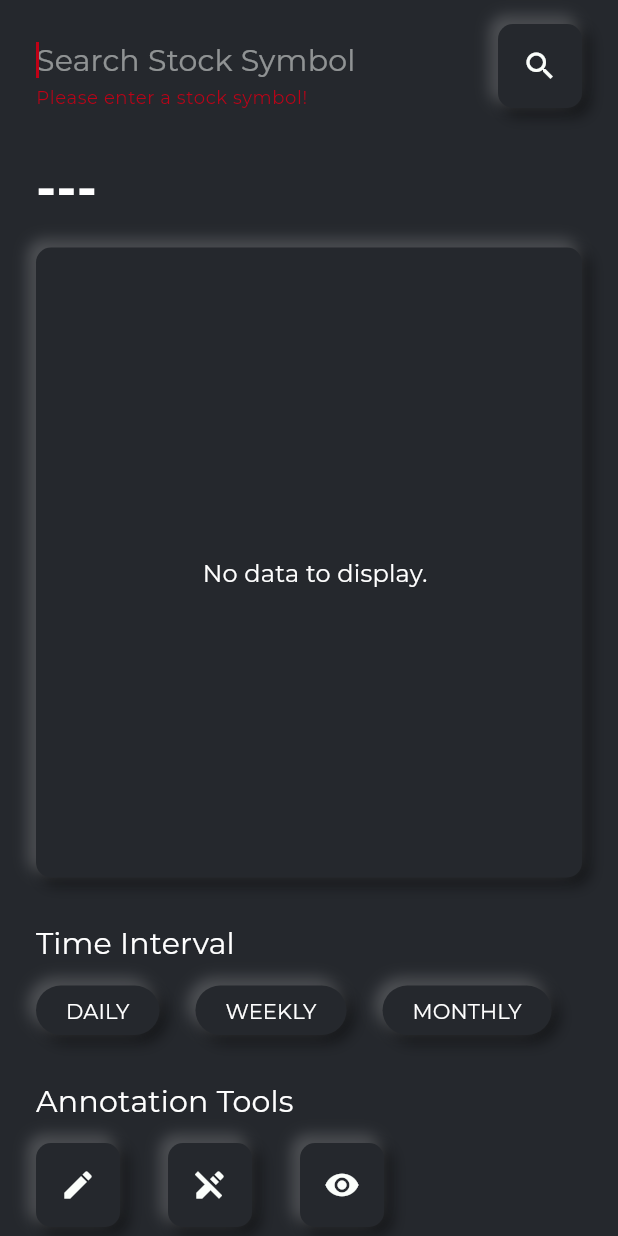
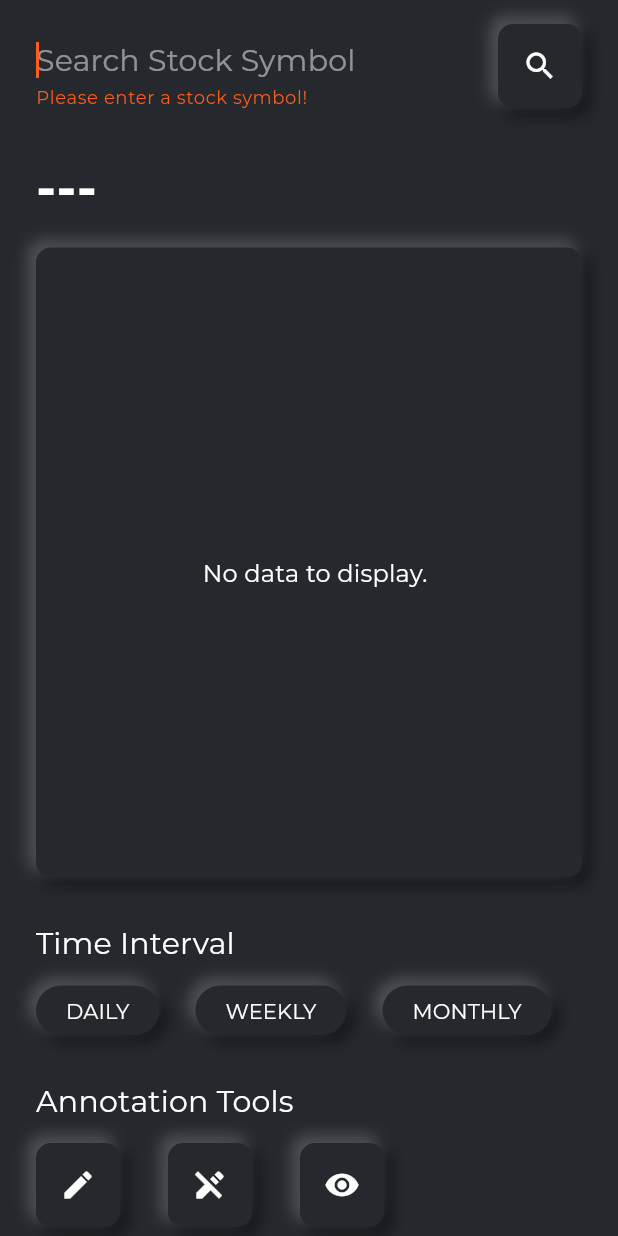
Before and after one commit to webclinic017/research-fin, a Flutter app: the screen it shows after launch, after a tap on the "search" icon, on a phone screen of 412 x 824 dp. Run offline on Flutter 3.47's test engine with Material 2 defaults, Android fonts, the phone set to English and light mode, and no system bars; network calls fail.

Commit message:
COMMIT SUMMARY
Version:
0.1.2+1 => 0.1.3+1

Changes:

1. => candlestick_chart_view.dart
      controller.dart
      home_screen.dart
      painter_params.dart
      stock_symbol_model.dart
      time_interval_button.dart
      1. Candlestick chart implemented.
      2. Daily, Weekly and Monthly data can be viewed.
      3. Stock symbols are validated before date is fetched.

```diff
--- a/lib/controller/controller.dart
+++ b/lib/controller/controller.dart
@@ -6,23 +6,47 @@ import 'package:http/http.dart' as http;
 import 'package:researchfin/models/stock_symbol_model.dart';
 
 class Controller with ChangeNotifier {
+  late http.Response responseDaily, responseWeekly, responseMonthly, responseSymbol;
+
+  String _function = 'not_specified';
+
   StockSymbolModel? _stockSymbolModel;
 
-  StockSymbolModel? get stockSymbolModel => _stockSymbolModel;
+  String get function => _function;
 
   Future<bool> getJsonViaHttp(String stockSymbol, String function) async {
-    Uri url = Uri.parse('https://www.alphavantage.co/query?function=$function&symbol=$stockSymbol&apikey=Y9JVN150E7U3U6ZV');
+    Uri daily = Uri.parse('https://www.alphavantage.co/query?function=TIME_SERIES_DAILY&symbol=$stockSymbol&outputsize=full&apikey=Y9JVN150E7U3U6ZV');
+    Uri weekly = Uri.parse('https://www.alphavantage.co/query?function=TIME_SERIES_WEEKLY&symbol=$stockSymbol&apikey=Y9JVN150E7U3U6ZV');
+    Uri monthly = Uri.parse('https://www.alphavantage.co/query?function=TIME_SERIES_MONTHLY&symbol=$stockSymbol&apikey=Y9JVN150E7U3U6ZV');
 
     try {
-      http.Response response = await http.get(url);
-      _stockSymbolModel = StockSymbolModel.fromJson(json.decode(response.body));
+      responseDaily = await http.get(daily);
+      responseWeekly = await http.get(weekly);
+      responseMonthly = await http.get(monthly);
+      // _stockSymbolModel = StockSymbolModel.fromJson(json.decode(responseDaily.body));
 
-      _stockSymbolModel!.candlestickData.forEach((element) {
-        print('Timestamp : ${element.timeStamp}\nOpen : ${element.open}\nClose : ${element.close}\nHigh : ${element.high}\nLow : ${element.low}\nVolume : ${element.volume}\n\n');
-      });
+      // _stockSymbolModel!.candlestickData.forEach((element) {
+      //   print('Timestamp : ${element.timeStamp}\nOpen : ${element.open}\nClose : ${element.close}\nHigh : ${element.high}\nLow : ${element.low}\nVolume : ${element.volume}\n\n');
+      // });
+
+      // _stockSymbolModel!.candlestickData.forEach((element) {
+      //   print('Timestamp : ${element.timeStamp}\nOpen : ${element.open}\nClose : ${element.close}\nHigh : ${element.high}\nLow : ${element.low}\nVolume : ${element.volume}\n\n');
+      // });
+      //
+      // _stockSymbolModel!.candlestickDataMonthly.forEach((element) {
+      //   print('Timestamp : ${element.timeStamp}\nOpen : ${element.open}\nClose : ${element.close}\nHigh : ${element.high}\nLow : ${element.low}\nVolume : ${element.volume}\n\n');
+      // });
+
+      _function = 'TIME_SERIES_DAILY';
+      // _function = 'TIME_SERIES_MONTHLY';
+      // _function = 'TIME_SERIES_WEEKLY';
 
       notifyListeners();
 
+      // if (stockSymbolModel!.metaData.symbol == stockSymbol)
+      //   return true;
+      // else
+      //   return false;
       return true;
     } catch (e) {
       print('Error while fetching data from https: $e');
@@ -30,4 +54,40 @@ class Controller with ChangeNotifier {
     }
     // return stockSymbolModel;
   }
+
+  StockSymbolModel? get stockSymbolModel {
+    if (_function.contains('TIME_SERIES_DAILY')) {
+      _stockSymbolModel = StockSymbolModel.fromJson(json.decode(responseDaily.body));
+    } else if (_function.contains('TIME_SERIES_WEEKLY')) {
+      _stockSymbolModel = StockSymbolModel.fromJson(json.decode(responseWeekly.body));
+    } else if (_function.contains('TIME_SERIES_MONTHLY')) {
+      _stockSymbolModel = StockSymbolModel.fromJson(json.decode(responseMonthly.body));
+    } else
+      return _stockSymbolModel;
+
+    return _stockSymbolModel;
+  }
+
+  void setFunction(String function) {
+    _function = function;
+
+    notifyListeners();
+  }
+
+  Future<bool> isSymbolValid(String stockSymbol) async {
+    Uri symbolUrl = Uri.parse('https://www.alphavantage.co/query?function=SYMBOL_SEARCH&keywords=$stockSymbol&apikey=Y9JVN150E7U3U6ZV');
+
+    try {
+      responseSymbol = await http.get(symbolUrl);
+      var sym = json.decode(responseSymbol.body);
+      if (Map.from(List.from(Map.from(sym).values.first).first).values.first.toString() == stockSymbol) {
+        // print(Map.from(List.from(Map.from(sym).values.first).first).values.first.toString().contains(stockSymbol));
+        return true;
+      } else
+        return false;
+    } catch (e) {
+      print('Error in retrieving symbol: $e');
+      return false;
+    }
+  }
 }
--- a/lib/models/meta_data_model.dart
+++ b/lib/models/meta_data_model.dart
@@ -21,11 +21,39 @@ class MetaDataModel {
     timeZone: json["5. Time Zone"],
   );
 
+  Map<String, dynamic> toJson() => {
+    "1. Information": information,
+    "2. Symbol": symbol,
+    "3. Last Refreshed": "${lastRefreshed.year.toString().padLeft(4, '0')}-${lastRefreshed.month.toString().padLeft(2, '0')}-${lastRefreshed.day.toString().padLeft(2, '0')}",
+    "4. Output Size": outputSize,
+    "5. Time Zone": timeZone,
+  };
+}
+
+// class MetaDataOtherModel {
+//   MetaDataOtherModel({
+//     required this.information,
+//     required this.symbol,
+//     required this.lastRefreshed,
+//     required this.timeZone,
+//   });
+//
+//   String information;
+//   String symbol;
+//   DateTime lastRefreshed;
+//   String timeZone;
+//
+//   factory MetaDataOtherModel.fromJson(Map<String, dynamic> json) => MetaDataOtherModel(
+//     information: json["1. Information"],
+//     symbol: json["2. Symbol"],
+//     lastRefreshed: DateTime.parse(json["3. Last Refreshed"]),
+//     timeZone: json["5. Time Zone"],
+//   );
+//
 //   Map<String, dynamic> toJson() => {
 //     "1. Information": information,
 //     "2. Symbol": symbol,
 //     "3. Last Refreshed": "${lastRefreshed.year.toString().padLeft(4, '0')}-${lastRefreshed.month.toString().padLeft(2, '0')}-${lastRefreshed.day.toString().padLeft(2, '0')}",
-//     "4. Output Size": outputSize,
 //     "5. Time Zone": timeZone,
 //   };
-}
+// }
--- a/lib/models/stock_symbol_model.dart
+++ b/lib/models/stock_symbol_model.dart
@@ -3,18 +3,17 @@ import 'package:researchfin/models/candlestick_data_model.dart';
 
 class StockSymbolModel {
   StockSymbolModel({
-    required this.metaData,
+    // required this.metaData,
     required this.candlestickData,
   });
 
-  MetaDataModel metaData;
+  // MetaDataModel metaData;
   List<CandlestickDataModel> candlestickData;
-  // List<Temp> temp;
 
   factory StockSymbolModel.fromJson(Map<String, dynamic> json) => StockSymbolModel(
-    metaData: MetaDataModel.fromJson(json["Meta Data"]),
+    // metaData: MetaDataModel.fromJson(json.values.elementAt(0)),
     // candlestickData: Map.from(json["Time Series (Daily)"]).map((k, v) => MapEntry<String, CandlestickDataModel>(k, CandlestickDataModel.fromJson(k,v))),
-    candlestickData: Map.from(json["Time Series (Daily)"]).entries.map((element) => CandlestickDataModel.fromJson(element.key, element.value)).toList(),
+    candlestickData: List.from(Map.from(json.values.elementAt(1)).entries.map((element) => CandlestickDataModel.fromJson(element.key, element.value)).toList().reversed),
   );
 
   // Map<String, dynamic> toJson() => {
--- a/lib/screens/home_screen.dart
+++ b/lib/screens/home_screen.dart
@@ -17,8 +17,6 @@ class HomeScreen extends StatefulWidget {
 class _HomeScreenState extends State<HomeScreen> {
   final GlobalKey<FormState> _formKey = GlobalKey<FormState>();
 
-  // Future? status;
-
   late String _stockSymbol;
   late TextEditingController _stockSymbolController;
 
@@ -27,6 +25,8 @@ class _HomeScreenState extends State<HomeScreen> {
   final String _functionDaily = 'TIME_SERIES_DAILY';
   final String _functionWeekly = 'TIME_SERIES_WEEKLY';
   final String _functionMonthly = 'TIME_SERIES_MONTHLY';
+
+  late bool isValidSymbol;
 
   @override
   void initState() {
@@ -72,23 +72,26 @@ class _HomeScreenState extends State<HomeScreen> {
                           maxLines: 1,
                           autofocus: true,
                           style: Theme.of(context).textTheme.headline6,
+                          textCapitalization: TextCapitalization.characters,
                           decoration: InputDecoration(
                             contentPadding: EdgeInsets.all(0.0),
                             border: InputBorder.none,
                             hintText: 'Search Stock Symbol',
                             hintStyle: Theme.of(context).textTheme.headline6?.copyWith(color: AppColor.stockWhite.withOpacity(0.5)),
                             errorBorder: InputBorder.none,
-                            errorStyle: Theme.of(context).textTheme.caption?.copyWith(color: AppColor.stockRed),
+                            errorStyle: Theme.of(context).textTheme.caption?.copyWith(color: AppColor.brightOrange),
                           ),
                           validator: (String? searchText) {
                             if (searchText!.isEmpty) {
                               // _errorMessage = 'Please enter a stock symbol!';
                               return 'Please enter a stock symbol!';
-                            } else if (searchText.toUpperCase().contains('IBM') == false) {
+                            } else if (isValidSymbol == false) {
                               return 'Invalid Symbol';
                             }
                           },
                           onFieldSubmitted: (searchText) async {
+                            isValidSymbol = await controllerFalse.isSymbolValid(searchText.toUpperCase());
+                            setState(() {});
                             if (_formKey.currentState!.validate()) {
                               late bool status;
                               status = await controllerFalse.getJsonViaHttp(searchText.toUpperCase(), _functionDaily);
@@ -111,6 +114,8 @@ class _HomeScreenState extends State<HomeScreen> {
                   AnnotationButton(
                     icon: Icons.search,
                     onTap: () async {
+                      isValidSymbol = await controllerFalse.isSymbolValid(_stockSymbolController.text.toUpperCase());
+                      setState(() {});
                       if (_formKey.currentState!.validate()) {
                         late bool status;
                         status = await controllerFalse.getJsonViaHttp(_stockSymbolController.text.toUpperCase(), _functionDaily);
@@ -174,9 +179,9 @@ class _HomeScreenState extends State<HomeScreen> {
               //       return Container(child: Text('error has occurred'));
               //     }
               //   },
-                // initialData: () {
-                //   Container(child: Text('data not available'));
-                // },
+              // initialData: () {
+              //   Container(child: Text('data not available'));
+              // },
               // ),
             ),
             // >>> Stock Symbol Chart [END] ------------->|
@@ -195,21 +200,21 @@ class _HomeScreenState extends State<HomeScreen> {
                   TimeIntervalButton(
                     label: 'DAILY',
                     onTap: () {
-                      // TODO : Toggle graph values based on time interval selected
+                      controllerFalse.setFunction(_functionDaily);
                     },
                   ),
                   // SizedBox(width: 24.0),
                   TimeIntervalButton(
                     label: 'WEEKLY',
                     onTap: () {
-                      // TODO : Toggle graph values based on time interval selected
+                      controllerFalse.setFunction(_functionWeekly);
                     },
                   ),
                   // SizedBox(width: 24.0),
                   TimeIntervalButton(
                     label: 'MONTHLY',
                     onTap: () {
-                      // TODO : Toggle graph values based on time interval selected
+                      controllerFalse.setFunction(_functionMonthly);
                     },
                   ),
                 ],
--- a/lib/views/candlestick_chart_view.dart
+++ b/lib/views/candlestick_chart_view.dart
@@ -18,27 +18,24 @@ class CandlestickChart extends StatefulWidget {
 }
 
 class _CandlestickChartState extends State<CandlestickChart> {
+  /*
+    DOUBLE _candlestickWidth : width of an individual candlestick.
+    DOUBLE _previousCandlestickWidth : Duh!.
+    DOUBLE _startOffset : Offset of the data currently being displayed.
+    DOUBLE _previousStartOffset: Save the current value of DOUBLE _previousStartOffset before calculating new value.
+    OFFSET _tapPosition : Save the tap offset when user taps.
+    STOCKSYMBOLMODEL _stockSymbolModel : Save incoming time-interval based stock symbol data.
+  */
+
   late double _candlestickWidth;
-  // _candlestickWidth : width of an individual candlestick
+  late double _startOffset;
   late double _previousCandlestickWidth;
+  late double _previousStartOffset;
+  late Offset _initialFocalPoint;
 
-  late double _candlestickAxisWidth;
-  // _candlestickAreaWidth : width occupied by the candlesticks (excludes the width occupied by priceLabel of stock
-  double? _previousCandlestickAxisWidth;
-  // _previousCandlestickAxisWidth : previous value of DOUBLE _candlestickAxisWidth.
-
-  late double _startOffset;
-  /*
-    _startOffset : x offset of the selected data
-    for e.g., out of total 180 datapoint, if one chooses to show only recent 90 datapoints,
-    this will store the calculated offset for the data ranging from (180 - 90 + 1) to 180 datapoints.
-  */
-  late double _previousStartOffset;
-
-  // The position that user is currently tapping, null if user let go.
   Offset? _tapPosition;
 
-  late Offset _initialFocalPoint;
+  double? _previousChartWidth;
 
   StockSymbolModel? stockSymbolModel;
   @override
@@ -55,35 +52,38 @@ class _CandlestickChartState extends State<CandlestickChart> {
     }
 
     return LayoutBuilder(builder: (BuildContext context, BoxConstraints constraints) {
-      final Size drawableArea = constraints.biggest;
-      // drawableArea : area available to draw the chart.
+      final size = constraints.biggest;
+      final _timelineAxisWidth = size.width - PainterParams.priceLabelWidth;
+      _handleChartResize(_timelineAxisWidth);
 
-      _candlestickAxisWidth = drawableArea.width - PainterParams.priceLabelWidth;
-      // _candlestickAxisWidth = drawableArea.width;
+      // Find the visible data range
+      final int start = (_startOffset / _candlestickWidth).floor();
+      final int count = (_timelineAxisWidth / _candlestickWidth).ceil();
+      final int end = (start + count).clamp(start, stockSymbolModel!.candlestickData.length);
+      final visibleCandlestickRange = stockSymbolModel!.candlestickData.getRange(start, end).toList();
+      if (end < stockSymbolModel!.candlestickData.length) {
+        final nextItem = stockSymbolModel!.candlestickData[end];
+        visibleCandlestickRange.add(nextItem);
+      }
 
-      // late double previousCandlestickAxisWidth;
-      // // _previousCandlestickAxisWidth : store previous value of DOUBLE _candlestickAxisWidth.
+      // Find the horizontal shift needed when drawing the candles
+      final xShift = _candlestickWidth / 2 - (_startOffset - start * _candlestickWidth);
 
-      _handleChartResize(_candlestickAxisWidth);
+      // Calculate min and max among the visible data
+      final maxPrice =
+      visibleCandlestickRange.map((c) => c.high).whereType<double>().reduce(max);
+      final minPrice =
+      visibleCandlestickRange.map((c) => c.low).whereType<double>().reduce(min);
+      final maxVol =
+      visibleCandlestickRange.map((c) => c.volume).whereType<double>().reduce(max);
+      final minVol =
+      visibleCandlestickRange.map((c) => c.volume).whereType<double>().reduce(min);
 
-      // Isolating the 90 or less data points to be displayed. to create a list
-      // Should be done withing controller.
-      // final int startIndex = totalValues - 90 + 1;
-      // final int endIndex = totalValues - 1;
-
-      final double xShift = _candlestickWidth / 2;
-
-      // Calculate the min and max for price and volume
-      final maxPrice = stockSymbolModel!.candlestickData.map((c) => c.high).whereType<double>().reduce(max);
-      final minPrice = stockSymbolModel!.candlestickData.map((c) => c.low).whereType<double>().reduce(min);
-
-      final maxVol = stockSymbolModel!.candlestickData.map((c) => c.volume).whereType<double>().reduce(max);
-      final minVol = stockSymbolModel!.candlestickData.map((c) => c.volume).whereType<double>().reduce(min);
 
       return GestureDetector(
         // Tap and hold to view candle details
-        onTapDown: (tapDownDetails) {
-          setState(() => _tapPosition = tapDownDetails.localPosition);
+        onTapDown: (details) {
+          setState(() => _tapPosition = details.localPosition);
         },
         onTapCancel: () => setState(() => _tapPosition = null),
         onTapUp: (_) => setState(() => _tapPosition = null),
@@ -93,12 +93,12 @@ class _CandlestickChartState extends State<CandlestickChart> {
           _previousStartOffset = _startOffset;
           _initialFocalPoint = details.localFocalPoint;
         },
-        onScaleUpdate: (details) => _onScaleUpdate(details, _candlestickAxisWidth),
+        onScaleUpdate: (details) => _onScaleUpdate(details, _timelineAxisWidth),
         child: TweenAnimationBuilder(
           tween: PainterParamsTween(
             end: PainterParams(
-              candles: stockSymbolModel!.candlestickData,
-              size: drawableArea,
+              candles: visibleCandlestickRange,
+              size: size,
               candleWidth: _candlestickWidth,
               startOffset: _startOffset,
               maxPrice: maxPrice,
@@ -107,16 +107,15 @@ class _CandlestickChartState extends State<CandlestickChart> {
               minVol: minVol,
               xShift: xShift,
               tapPosition: _tapPosition,
-              // maLeading: maLeading,
-              // maTrailing: maTrailing,
             ),
           ),
+          // duration: Duration.zero,
           duration: Duration(milliseconds: 300),
           curve: Curves.easeOut,
           builder:
               (BuildContext context, PainterParams params, Widget? child) {
             return CustomPaint(
-              size: drawableArea,
+              size: size,
               painter: ChartPainter(params),
             );
           },
@@ -128,60 +127,13 @@ class _CandlestickChartState extends State<CandlestickChart> {
   // [BLOCK] Chart Size Calculation ----------------------------->|
 
   /*
-    FUNCTION _handleChartResize
-      Handles the size of the area where chart is being drawn and adjusts it when size changes.
-      Covers 3 conditions.
-      1. if DOUBLE _candlestickAxisWidth is unchanged, do nothing.
-      2. if DOUBLE _candlestickAxisWidth has changed, resize.
-      3. if its first build, calculate DOUBLE _candlestickWidth, DOUBLE _selectedDataStartOffset
-  */
-  _handleChartResize(double width) {
-    // Size is unchanged.
-    if (width == _previousCandlestickAxisWidth) return;
-    if (_previousCandlestickAxisWidth != null) {
-      // Re-clamp when size changes (e.g. screen rotation)
-      _candlestickWidth = _candlestickWidth.clamp(
-        _getMaxCandlestickWidth(width),
-        _getMinCandlestickWidth(width),
-      );
-      _startOffset = _startOffset.clamp(0, _getMaxStartOffset(width, _candlestickWidth));
-    } else {
-      // Default 90 datapoints chart. If data is shorter, we use the whole range.
-      final count = min(stockSymbolModel!.candlestickData.length, 90);
-      _candlestickWidth = width / count;
-      // Default show the latest available data, e.g. the most recent 90 datapoints.
-      _startOffset = (stockSymbolModel!.candlestickData.length - count) * _candlestickWidth;
-    }
-    _previousCandlestickAxisWidth = width;
-  }
-
-  /*
-    FUNCTION _getMaxCandlestickWidth
-    FUNCTION _getMinCandlestickWidth
-      Returns the min and max possible values for DOUBLE _candlestickWidth.
-      Used by FUNCTION _handleChartResize.
-  */
-  double _getMaxCandlestickWidth(double width) => width / stockSymbolModel!.candlestickData.length;
-
-  double _getMinCandlestickWidth(double width) => width / min(14, stockSymbolModel!.candlestickData.length);
-
-  /*
-    FUNCTION _getMaxSelectedDataStartOffset
-      Calculates DOUBLE _selectedDataStartOffset.
-      Used by FUNCTION _handleChartResize.
-  */
-  double _getMaxStartOffset(double width, double candlestickWidth) {
-    final count = width / candlestickWidth; // candlesticks of selected data points in the window
-    final start = stockSymbolModel!.candlestickData.length - count;
-    return max(0, candlestickWidth * start);
-  }
-
-  /*
     FUNCTION _onScaleUpdate
+      Handles the chart panning and zooming.
   */
   _onScaleUpdate(details, double width) {
     // Handle zoom
-    final candleWidth = (_previousCandlestickWidth * details.scale).clamp(_getMaxCandlestickWidth(width), _getMinCandlestickWidth(width));
+    final candleWidth = (_previousCandlestickWidth * details.scale)
+        .clamp(_getMaxCandleWidth(width), _getMinCandleWidth(width));
     final clampedScale = candleWidth / _previousCandlestickWidth;
     var startOffset = _previousStartOffset * clampedScale;
     // Handle pan
@@ -193,12 +145,60 @@ class _CandlestickChartState extends State<CandlestickChart> {
     final double currCount = width / _candlestickWidth;
     final zoomAdjustment = (currCount - prevCount) * _candlestickWidth;
     startOffset -= zoomAdjustment * focalPointFactor;
-    startOffset = startOffset.clamp(0, _getMaxStartOffset(width, candleWidth)) as double;
+    startOffset = startOffset.clamp(
+      0,
+      _getMaxStartOffset(width, candleWidth),
+    );
     // Apply changes
     setState(() {
       _candlestickWidth = candleWidth;
       _startOffset = startOffset;
     });
   }
+
+  /*
+    FUNCTION _handleChartResize
+      Handles the size of the area where chart is being drawn and adjusts it when size changes.
+      Covers 2 conditions.
+      1. if DOUBLE _candlestickAxisWidth has changed(DOUBLE _startOffset need to be recalculated when 'Time Interval' is switched.), resize.
+      2. if its first build, calculate DOUBLE _candlestickWidth, DOUBLE _startOffset
+  */
+  _handleChartResize(double width) {
+    // if (w == _prevChartWidth) return;
+    if (_previousChartWidth != null) {
+      // Re-clamp when size changes (e.g. screen rotation)
+      _candlestickWidth = _candlestickWidth.clamp(
+        _getMaxCandleWidth(width),
+        _getMinCandleWidth(width),
+      );
+      _startOffset = _startOffset.clamp(
+        0,
+        _getMaxStartOffset(width, _candlestickWidth),
+      );
+    } else {
+      // Default 90 day chart. If data is shorter, we use the whole range.
+      final count = min(stockSymbolModel!.candlestickData.length, 90);
+      _candlestickWidth = width / count;
+      // Default show the latest available data, e.g. the most recent 90 days.
+      _startOffset = (stockSymbolModel!.candlestickData.length - count) * _candlestickWidth;
+    }
+    _previousChartWidth = width;
+  }
+
+  /*
+    FUNCTION _getMaxCandleWidth
+    FUNCTION _getMinCandleWidth
+    FUNCTION _getMaxStartOffset
+      Helper functions for FUNCTION _handleChartResize and FUNCTION _onScaleUpdate
+  */
+  double _getMaxCandleWidth(double width) => width / stockSymbolModel!.candlestickData.length;
+
+  double _getMinCandleWidth(double width) => width / min(14, stockSymbolModel!.candlestickData.length);
+
+  double _getMaxStartOffset(double width, double candleWidth) {
+    final count = width / candleWidth; // visible candles in the window
+    final start = stockSymbolModel!.candlestickData.length - count;
+    return max(0, candleWidth * start);
+  }
 // Chart Size Calculation [END] ----------------------------->|
 }
--- a/lib/widgets/time_interval_button.dart
+++ b/lib/widgets/time_interval_button.dart
@@ -1,6 +1,8 @@
 import 'package:flutter/material.dart';
+import 'package:provider/provider.dart';
 
 import 'package:researchfin/theme/colors.dart';
+import 'package:researchfin/controller/controller.dart';
 
 class TimeIntervalButton extends StatefulWidget {
   final String label;
@@ -13,8 +15,11 @@ class TimeIntervalButton extends StatefulWidget {
 
 class _TimeIntervalButtonState extends State<TimeIntervalButton> {
   bool _isTapped = false;
+
+  late Controller controller;
   @override
   Widget build(BuildContext context) {
+    controller = Provider.of<Controller>(context);
     return GestureDetector(
       onTap: widget.onTap,
       onTapDown: (tapDownDetails) {
@@ -49,7 +54,12 @@ class _TimeIntervalButtonState extends State<TimeIntervalButton> {
                   ),
                 ],
         ),
-    child: Text(widget.label, style: Theme.of(context).textTheme.subtitle2),
+        child: Text(
+          widget.label,
+          style: Theme.of(context).textTheme.subtitle2!.copyWith(
+                color: controller.function.contains(widget.label) ? AppColor.stockGreen : AppColor.stockWhite,
+              ),
+        ),
       ),
     );
   }
--- a/pubspec.yaml
+++ b/pubspec.yaml
@@ -15,7 +15,7 @@ publish_to: 'none' # Remove this line if you wish to publish to pub.dev
 # In iOS, build-name is used as CFBundleShortVersionString while build-number used as CFBundleVersion.
 # Read more about iOS versioning at
 # https://developer.apple.com/library/archive/documentation/General/Reference/InfoPlistKeyReference/Articles/CoreFoundationKeys.html
-version: 0.1.2+1
+version: 0.1.3+1
 
 environment:
   sdk: ">=2.12.0 <3.0.0"
```
Also changed, not shown: lib/painter_params.dart (+2 -10 lines), 2 other files. Lines whose indentation alone changed are shown as unchanged.
